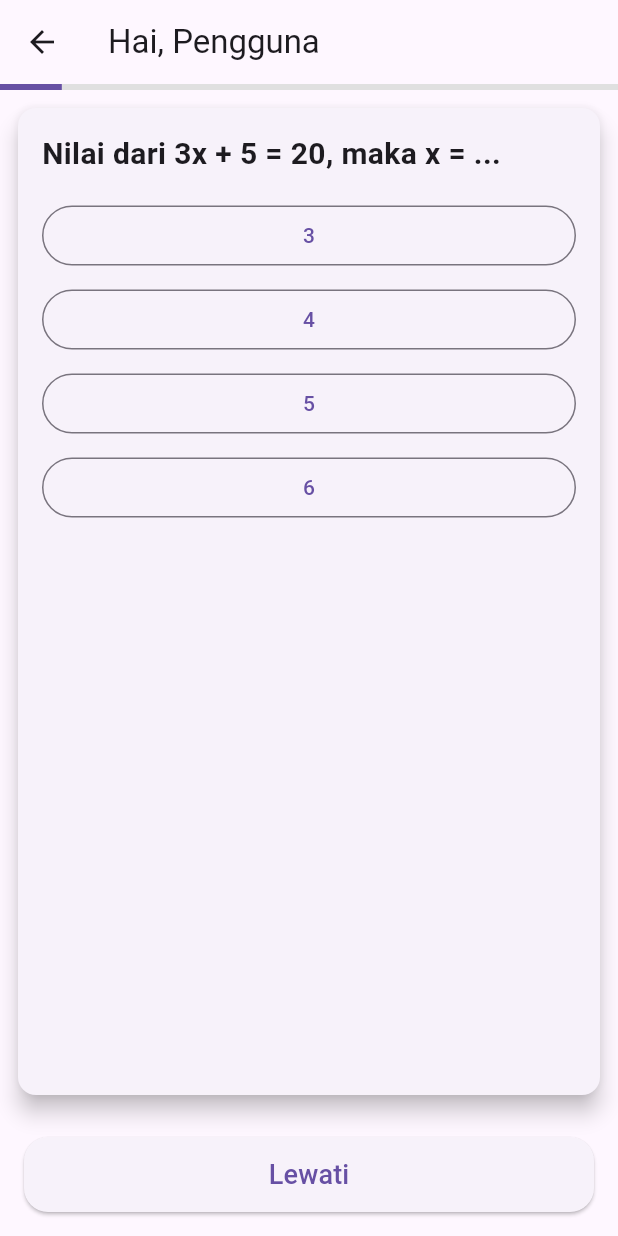
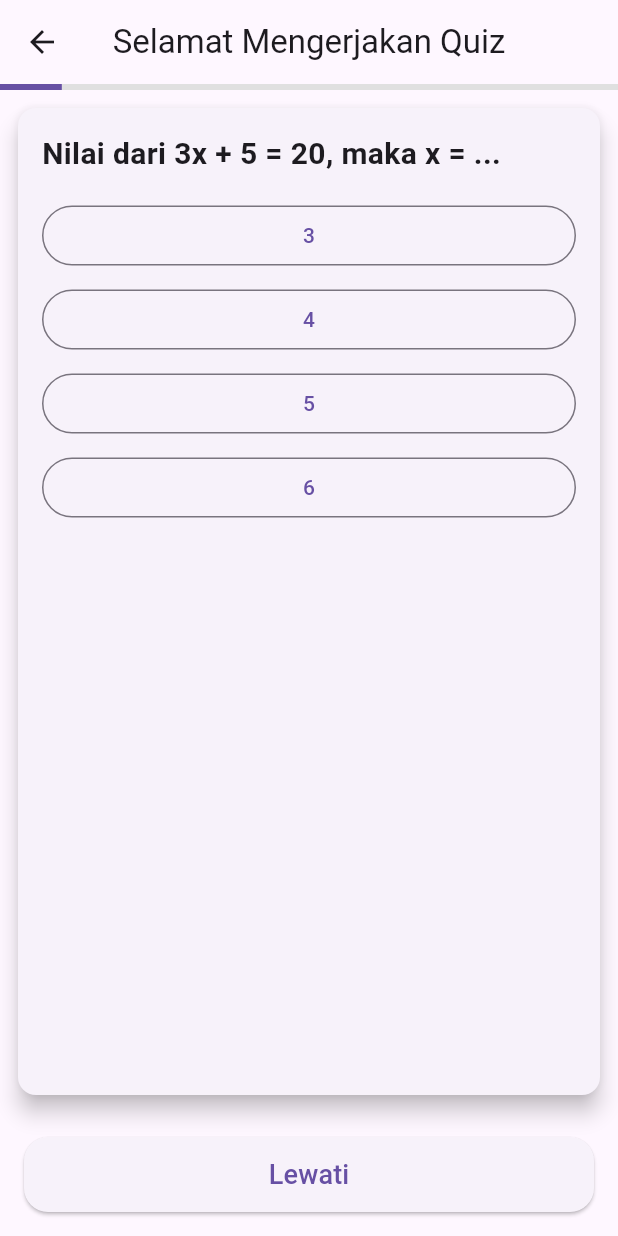
Before and after one commit to MichaelTarigan1615/uts_pm6_231401078, a Flutter app: the QuizPage screen opened by its route, after a tap on "Lewati", on a phone screen of 412 x 824 dp. Run offline on Flutter 3.47's test engine with Material 3 defaults, Android fonts, the phone set to English and light mode, and no system bars; Roboto replaces fonts that are missing (Poppins).

Commit message:
sentuhan terakhir

```diff
--- a/lib/pages/quiz_page.dart
+++ b/lib/pages/quiz_page.dart
@@ -10,13 +10,9 @@ class QuizPage extends StatefulWidget {
   State<QuizPage> createState() => _QuizPageState();
 }
 
-class _QuizPageState extends State<QuizPage>
-    with AutomaticKeepAliveClientMixin {
+class _QuizPageState extends State<QuizPage> {
   int currentIndex = 0;
   int score = 0;
-
-  @override
-  bool get wantKeepAlive => true;
 
   void answerQuestion(int selectedIndex) {
     if (selectedIndex == questions[currentIndex].correctAnswerIndex) {
@@ -26,9 +22,8 @@ class _QuizPageState extends State<QuizPage>
     if (currentIndex < questions.length - 1) {
       setState(() => currentIndex++);
     } else {
-      final name =
-          (ModalRoute.of(context)?.settings.arguments as Map?)?['name'] ??
-              'Pengguna';
+      final args = ModalRoute.of(context)?.settings.arguments as Map?;
+      final name = args?['name'] ?? 'Pengguna';
 
       Navigator.pushReplacementNamed(
         context,
@@ -38,16 +33,26 @@ class _QuizPageState extends State<QuizPage>
     }
   }
 
+  void goBackToPreviousQuestion() {
+    if (currentIndex > 0) {
+      setState(() => currentIndex--);
+    }
+  }
+
   @override
   Widget build(BuildContext context) {
-    super.build(context);
     final args = ModalRoute.of(context)?.settings.arguments as Map?;
     final name = args?['name'] ?? 'Pengguna';
     final question = questions[currentIndex];
 
     return Scaffold(
       appBar: AppBar(
-        title: Text("Hai, $name"),
+        centerTitle: true,
+        title: const Text("Selamat Mengerjakan Quiz"),
+        leading: IconButton(
+          icon: const Icon(Icons.arrow_back),
+          onPressed: goBackToPreviousQuestion,
+        ),
       ),
       body: Column(
         children: [
@@ -70,11 +75,6 @@ class _QuizPageState extends State<QuizPage>
                 if (currentIndex < questions.length - 1) {
                   setState(() => currentIndex++);
                 } else {
-                  final name =
-                      (ModalRoute.of(context)?.settings.arguments as Map?)?[
-                              'name'] ??
-                          'Pengguna';
-
                   Navigator.pushReplacementNamed(
                     context,
                     '/result',
```
